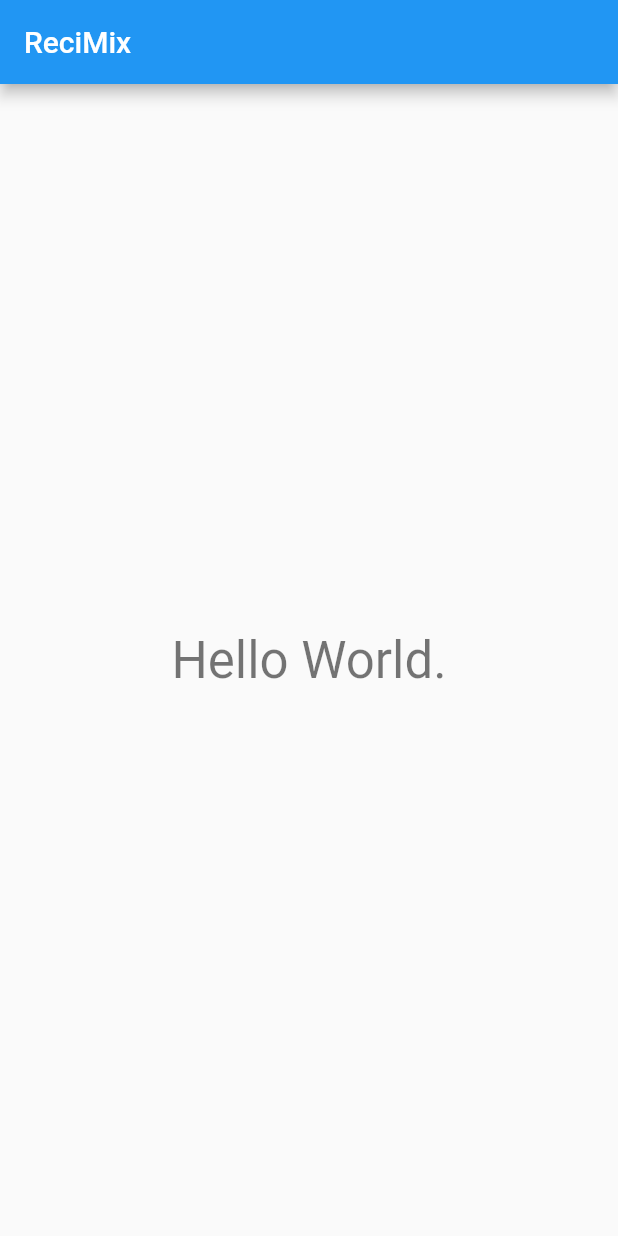
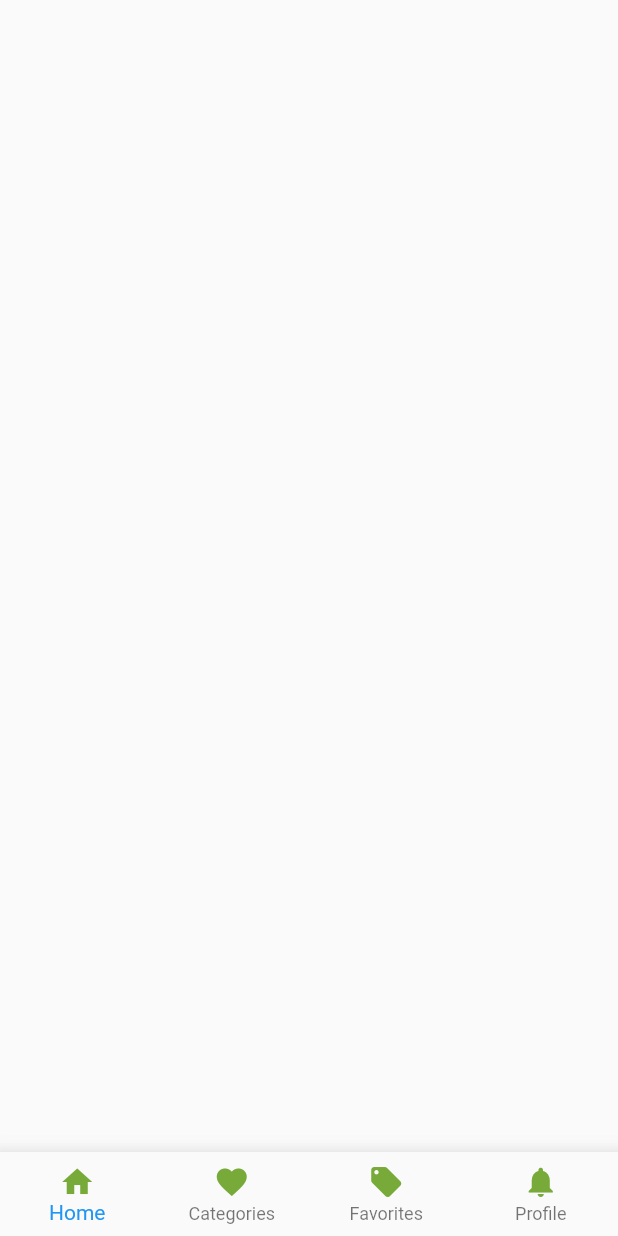
Before and after one commit to tayormi/recimix, a Flutter app: the screen it shows after launch, on a phone screen of 412 x 824 dp. Run offline on Flutter 3.47's test engine with Material 2 defaults, Android fonts, the phone set to English and light mode, and no system bars.

Commit message:
Added BottomNavigationBar

```diff
--- a/lib/main.dart
+++ b/lib/main.dart
@@ -1,4 +1,5 @@
 import 'package:flutter/material.dart';
+import 'package:recimix/pages/screens/home.dart';
 
 void main() => runApp(MyApp());
 
@@ -12,34 +13,7 @@ class MyApp extends StatelessWidget {
       theme: ThemeData(
         primarySwatch: Colors.blue,
       ),
-      home: MyHomePage(title: 'ReciMix'),
+      home: HomePage(),
     );
   }
 }
-
-class MyHomePage extends StatefulWidget {
-  MyHomePage({Key key, this.title}) : super(key: key);
-
-  final String title;
-
-  @override
-  _MyHomePageState createState() => _MyHomePageState();
-}
-
-class _MyHomePageState extends State<MyHomePage> {
-
-  @override
-  Widget build(BuildContext context) {
-    return Scaffold(
-      appBar: AppBar(
-        title: Text(widget.title),
-      ),
-      body: Center(
-        child: Text(
-          'Hello World.',
-          style: Theme.of(context).textTheme.display1,
-        ),
-      ),// This trailing comma makes auto-formatting nicer for build methods.
-    );
-  }
-}
--- /dev/null
+++ b/lib/pages/screens/home.dart
@@ -0,0 +1,18 @@
+import 'package:flutter/material.dart';
+import 'package:recimix/pages/widgets/customAppBar.dart';
+
+class HomePage extends StatelessWidget {
+  @override
+  Widget build(BuildContext context) {
+    return Scaffold(
+      bottomNavigationBar: CustomAppBar(),
+      body: SingleChildScrollView(
+        child: Column(
+          children: <Widget>[
+            // CustomSearchBar()
+          ],
+        ),
+      )
+    );
+  }
+}
--- /dev/null
+++ b/lib/pages/widgets/customAppBar.dart
@@ -0,0 +1,42 @@
+import 'package:flutter/material.dart';
+
+class CustomAppBar extends StatelessWidget {
+  final List<BottomNavigationBarItem> bottomBarItems = [];
+ final bottomNavigationBarItemStyle = TextStyle(fontStyle: FontStyle.normal, color: Colors.black);
+  CustomAppBar() {
+    bottomBarItems.add(
+      BottomNavigationBarItem(
+        icon: Icon(Icons.home, color: Color(0xFF78AA39),),
+        title: Text("Home", style: bottomNavigationBarItemStyle,)
+      )
+    );
+    bottomBarItems.add(
+        BottomNavigationBarItem(
+            icon: Icon(Icons.favorite, color: Color(0xFF78AA39),),
+            title: Text("Categories", style: bottomNavigationBarItemStyle,)
+        )
+    );
+    bottomBarItems.add(
+        BottomNavigationBarItem(
+            icon: Icon(Icons.local_offer, color: Color(0xFF78AA39),),
+            title: Text("Favorites", style: bottomNavigationBarItemStyle,)
+        )
+    );
+    bottomBarItems.add(
+        BottomNavigationBarItem(
+            icon: Icon(Icons.notifications, color: Color(0xFF78AA39),),
+            title: Text("Profile", style: bottomNavigationBarItemStyle,)
+        )
+    );
+  }
+  @override
+  Widget build(BuildContext context) {
+    return Material(
+      elevation: 15.0,
+      child: BottomNavigationBar(
+        items: bottomBarItems,
+        type: BottomNavigationBarType.fixed,
+      ),
+    );
+  }
+}
```
